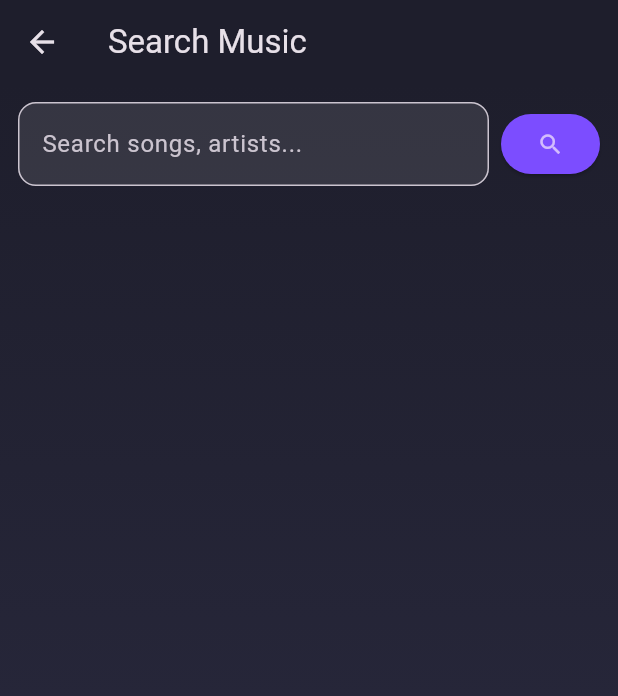
After one commit to RuchirSharma038/Resonate, a Flutter app: the MusicSearchScreen screen opened directly, on a phone screen of 412 x 824 dp. The commit adds this screen. Shown: the top 696 px of the screen. Run offline on Flutter 3.47's test engine with Material 3 defaults, Android fonts, the phone set to English and light mode, and no system bars; our stand-ins replace firebase_auth, firebase_core, flutter_riverpod, just_audio, socket_io_client; accounts and stored records are empty; network calls fail.

Commit message:
added search music screen

```diff
--- a/frontend/resonate_app/lib/services/socket_service.dart
+++ b/frontend/resonate_app/lib/services/socket_service.dart
@@ -16,7 +16,7 @@ class SocketService {
 
   SocketService() {
     socket = IO.io(
-      "http://localhost:3001",
+      "http://10.58.8.243:3001",
       IO.OptionBuilder()
           .setTransports(['websocket'])
           .disableAutoConnect()
--- /dev/null
+++ b/frontend/resonate_app/lib/ui/music_search_screen.dart
@@ -0,0 +1,129 @@
+import 'package:flutter/material.dart';
+import 'package:resonate_app/services/music_service.dart';
+
+class MusicSearchScreen extends StatefulWidget {
+  const MusicSearchScreen({super.key});
+
+  @override
+  State<MusicSearchScreen> createState() => _MusicSearchScreenState();
+}
+
+class _MusicSearchScreenState extends State<MusicSearchScreen> {
+  final TextEditingController _searchController = TextEditingController();
+  List<MusicTrack> _results = [];
+  bool _isLoading = false;
+  String? _error;
+
+  Future<void> _search() async {
+    setState(() { _isLoading = true; _error = null; _results = []; });
+    try {
+      final results = await MusicService.searchMusic(_searchController.text);
+      setState(() { _results = results; });
+    } catch (e) {
+      setState(() { _error = e.toString(); });
+    } finally {
+      setState(() { _isLoading = false; });
+    }
+  }
+
+  @override
+  Widget build(BuildContext context) {
+    return Scaffold(
+      appBar: AppBar(
+        title: const Text('Search Music'),
+        backgroundColor: const Color(0xFF1E1E2C),
+      ),
+      body: Container(
+        decoration: const BoxDecoration(
+          gradient: LinearGradient(
+            colors: [Color(0xFF1E1E2C), Color(0xFF2D2D44)],
+            begin: Alignment.topCenter,
+            end: Alignment.bottomCenter,
+          ),
+        ),
+        child: Column(
+          children: [
+            // Search bar
+            Padding(
+              padding: const EdgeInsets.all(12),
+              child: Row(
+                children: [
+                  Expanded(
+                    child: TextField(
+                      controller: _searchController,
+                      decoration: InputDecoration(
+                        hintText: 'Search songs, artists...',
+                        filled: true,
+                        fillColor: Colors.white10,
+                        border: OutlineInputBorder(
+                          borderRadius: BorderRadius.circular(12),
+                        ),
+                      ),
+                      onSubmitted: (_) => _search(),
+                    ),
+                  ),
+                  const SizedBox(width: 8),
+                  ElevatedButton(
+                    onPressed: _search,
+                    style: ElevatedButton.styleFrom(
+                      backgroundColor: Colors.deepPurpleAccent,
+                    ),
+                    child: const Icon(Icons.search),
+                  ),
+                ],
+              ),
+            ),
+
+            // Loading / Error
+            if (_isLoading)
+              const Padding(
+                padding: EdgeInsets.all(20),
+                child: CircularProgressIndicator(),
+              ),
+            if (_error != null)
+              Padding(
+                padding: const EdgeInsets.all(8),
+                child: Text(_error!,
+                    style: const TextStyle(color: Colors.redAccent)),
+              ),
+
+            // Results list
+            Expanded(
+              child: ListView.builder(
+                itemCount: _results.length,
+                itemBuilder: (context, index) {
+                  final track = _results[index];
+                  return ListTile(
+                    leading: track.imageUrl != null
+                        ? ClipRRect(
+                      borderRadius: BorderRadius.circular(6),
+                      child: Image.network(
+                        track.imageUrl!,
+                        width: 50,
+                        height: 50,
+                        fit: BoxFit.cover,
+                      ),
+                    )
+                        : const Icon(Icons.music_note, color: Colors.white54),
+                    title: Text(track.title,
+                        style: const TextStyle(color: Colors.white)),
+                    subtitle: Text(track.artist,
+                        style: const TextStyle(color: Colors.white54)),
+                    trailing: track.duration != null
+                        ? Text(
+                      '${track.duration!.inMinutes}:${(track.duration!.inSeconds % 60).toString().padLeft(2, '0')}',
+                      style: const TextStyle(color: Colors.white38),
+                    )
+                        : null,
+
+                    onTap: () => Navigator.pop(context, track),
+                  );
+                },
+              ),
+            ),
+          ],
+        ),
+      ),
+    );
+  }
+}
--- /dev/null
+++ b/package.json
@@ -0,0 +1,5 @@
+{
+  "dependencies": {
+    "node-fetch": "^3.3.2"
+  }
+}
```
Also changed, not shown: frontend/resonate_app/lib/controllers/socket_controller.dart (+6 -1 lines), frontend/resonate_app/lib/providers/session_notifier.dart (+22 -4 lines), frontend/resonate_app/lib/providers/session_state.dart (+6 -1 lines), frontend/resonate_app/lib/services/music_service.dart (+34 -44 lines), frontend/resonate_app/lib/ui/audio_play.dart (+93 -2 lines), frontend/resonate_app/pubspec.lock, package-lock.json (added), 4 other files.
